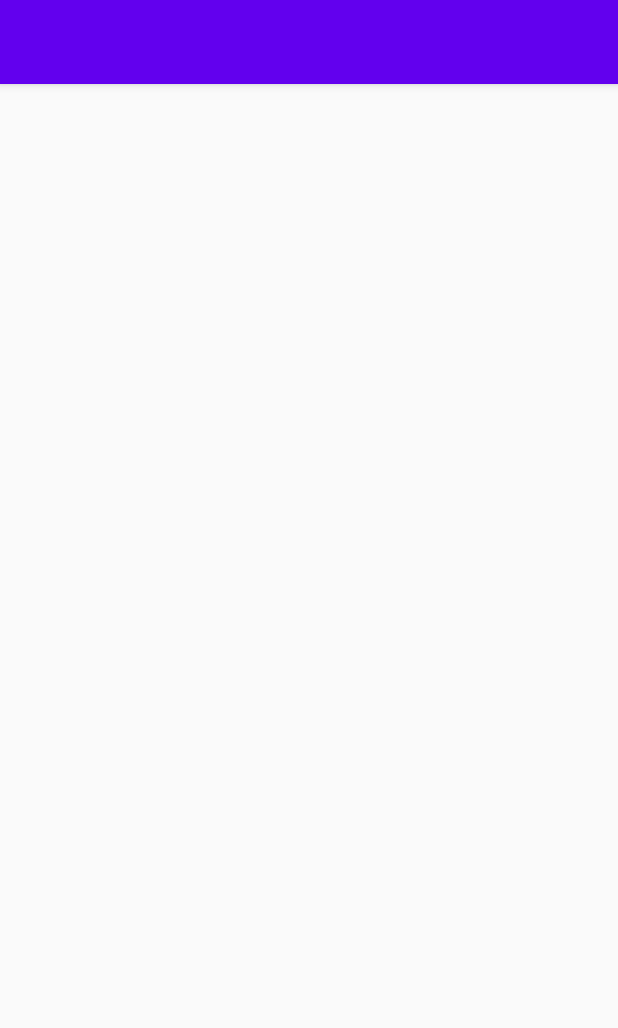
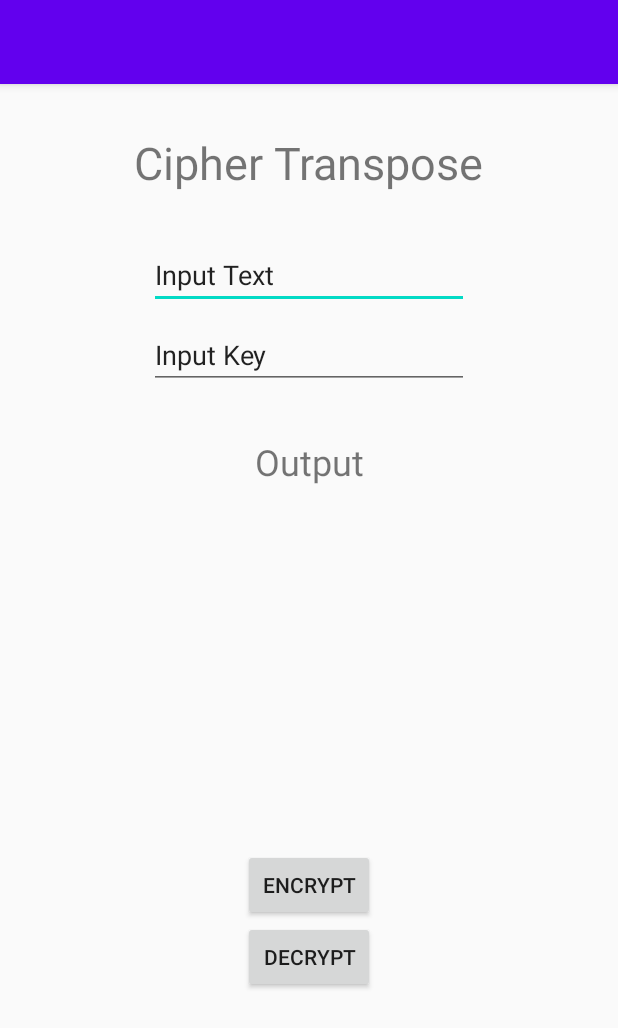
Before and after one commit to rivaldofez/Crypton, an Android app: the CipherTranspose screen opened directly, with no data from a screen before it, on a phone screen of 412 x 824 dp. Shown: the top 1028 px of the screen. Run offline under Robolectric (Android 15) with nearby library versions, the phone set to English and light mode, and no system bars.

Commit message:
add method encrypt decrypt transposition

```diff
--- a/app/src/main/AndroidManifest.xml
+++ b/app/src/main/AndroidManifest.xml
@@ -10,6 +10,11 @@
         android:supportsRtl="true"
         android:theme="@style/AppTheme">
         <activity android:name=".CipherTranspose">
+            <intent-filter>
+                <action android:name="android.intent.action.MAIN" />
+
+                <category android:name="android.intent.category.LAUNCHER" />
+            </intent-filter>
         </activity>
         <activity android:name=".CipherText">
             <intent-filter>
--- a/app/src/main/res/layout/activity_cipher_transpose.xml
+++ b/app/src/main/res/layout/activity_cipher_transpose.xml
@@ -6,4 +6,69 @@
     android:layout_height="match_parent"
     tools:context=".CipherTranspose">
 
+    <TextView
+        android:id="@+id/txtCaesarCipher"
+        android:layout_width="wrap_content"
+        android:layout_height="wrap_content"
+        android:layout_marginTop="32dp"
+        android:text="Cipher Transpose"
+        android:textSize="30sp"
+        app:layout_constraintEnd_toEndOf="parent"
+        app:layout_constraintStart_toStartOf="parent"
+        app:layout_constraintTop_toTopOf="parent" />
+
+    <EditText
+        android:id="@+id/etInput"
+        android:layout_width="wrap_content"
+        android:layout_height="wrap_content"
+        android:layout_marginTop="32dp"
+        android:ems="10"
+        android:inputType="textPersonName"
+        android:text="Input Text"
+        app:layout_constraintEnd_toEndOf="parent"
+        app:layout_constraintStart_toStartOf="parent"
+        app:layout_constraintTop_toBottomOf="@+id/txtCaesarCipher" />
+
+    <TextView
+        android:id="@+id/txtOutput"
+        android:layout_width="wrap_content"
+        android:layout_height="wrap_content"
+        android:layout_marginTop="32dp"
+        android:text="Output"
+        android:textSize="24sp"
+        app:layout_constraintEnd_toEndOf="parent"
+        app:layout_constraintStart_toStartOf="parent"
+        app:layout_constraintTop_toBottomOf="@+id/etKey" />
+
+    <Button
+        android:id="@+id/btnEncrypt"
+        android:layout_width="wrap_content"
+        android:layout_height="wrap_content"
+        android:layout_marginTop="32dp"
+        android:text="Encrypt"
+        app:layout_constraintBottom_toBottomOf="parent"
+        app:layout_constraintEnd_toEndOf="parent"
+        app:layout_constraintStart_toStartOf="parent"
+        app:layout_constraintTop_toBottomOf="@+id/txtOutput" />
+
+    <Button
+        android:id="@+id/btnDecrypt"
+        android:layout_width="wrap_content"
+        android:layout_height="wrap_content"
+        android:text="Decrypt"
+        app:layout_constraintEnd_toEndOf="parent"
+        app:layout_constraintStart_toStartOf="parent"
+        app:layout_constraintTop_toBottomOf="@+id/btnEncrypt" />
+
+    <EditText
+        android:id="@+id/etKey"
+        android:layout_width="wrap_content"
+        android:layout_height="wrap_content"
+        android:layout_marginTop="8dp"
+        android:ems="10"
+        android:inputType="numberSigned"
+        android:text="Input Key"
+        app:layout_constraintEnd_toEndOf="parent"
+        app:layout_constraintStart_toStartOf="parent"
+        app:layout_constraintTop_toBottomOf="@+id/etInput" />
 </androidx.constraintlayout.widget.ConstraintLayout>
```
Also changed, not shown: app/src/main/java/com/example/crypton/CipherText.java (+4 -6 lines), app/src/main/java/com/example/crypton/CipherTranspose.java (+122 -0 lines).
